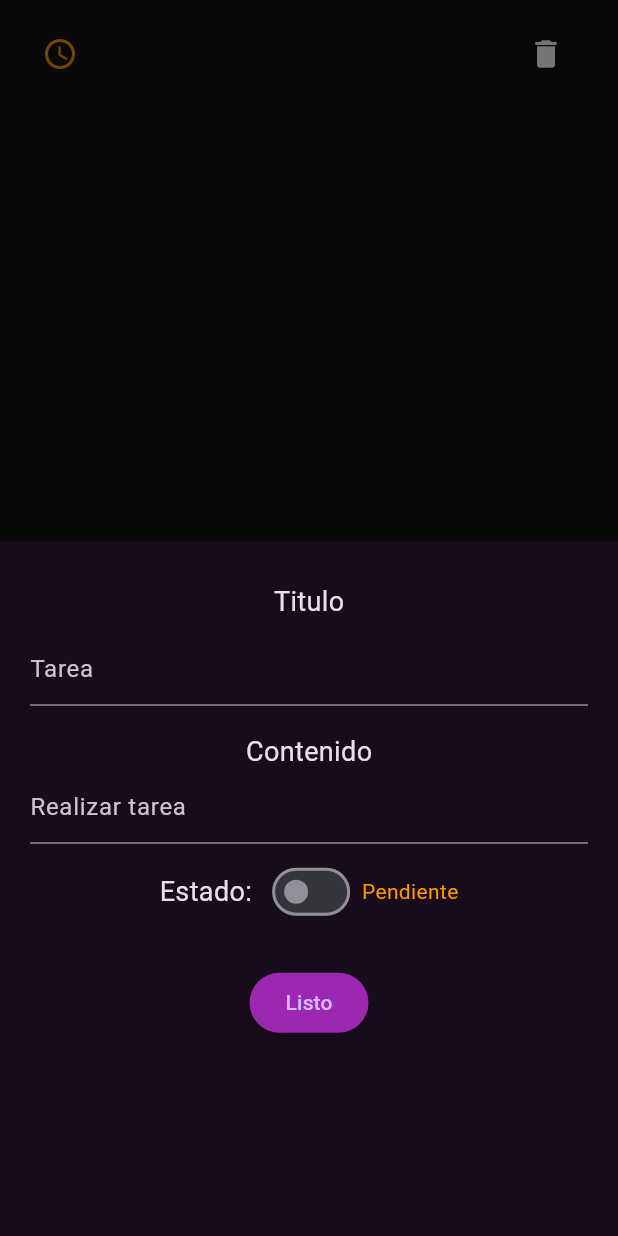
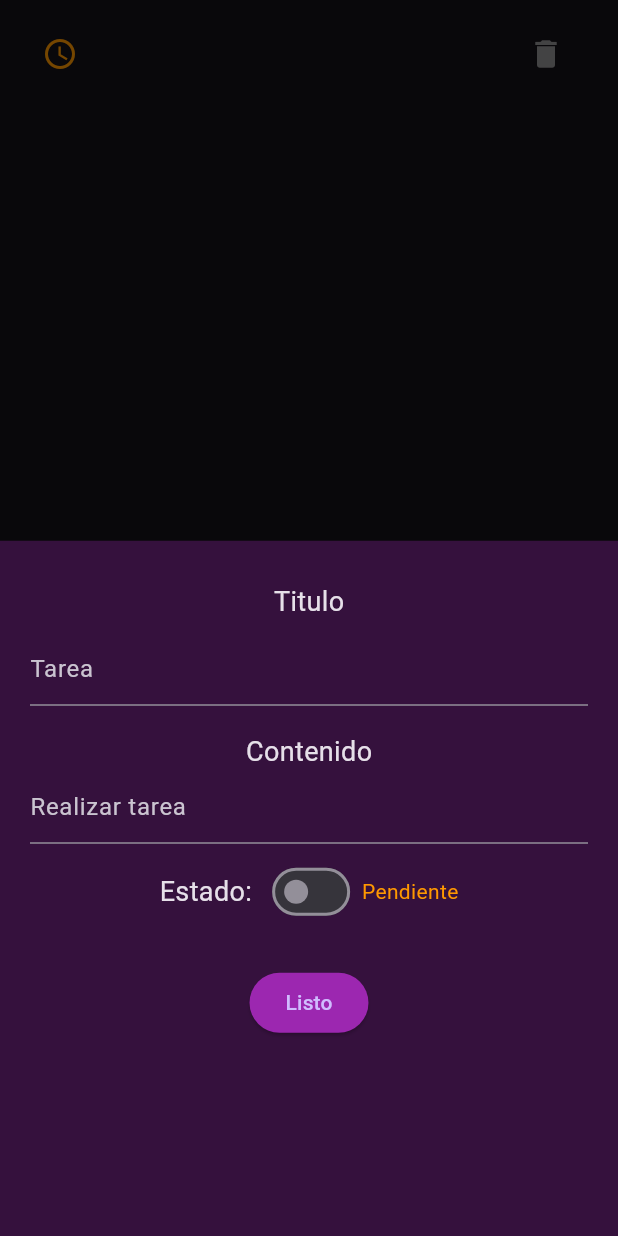
Before and after one commit to CarlosGunter/appmovil-todo, a Flutter app: the TileTodo widget shown alone on an empty page, opened directly with empty values, after a tap on the "access time" icon, on a phone screen of 412 x 824 dp. Run offline on Flutter 3.47's test engine with Material 3 defaults, Android fonts, the phone set to English and light mode, and no system bars; our stand-ins replace cloud_firestore, firebase_core; accounts and stored records are empty; generated files the repository leaves out were written again.

Commit message:
feat: UI mejorada de la modal

```diff
--- a/lib/widgets/modal_todo.dart
+++ b/lib/widgets/modal_todo.dart
@@ -30,7 +30,7 @@ class _ModalTodoState extends State<ModalTodo> {
     return Container(
       padding: const EdgeInsets.all(20),
       decoration: BoxDecoration(
-        color: Colors.purple.withValues(alpha: 0.1),
+        color: Colors.purple.withValues(alpha: 0.3),
       ),
       child: Column(
         children: [
--- a/lib/widgets/tile_todo.dart
+++ b/lib/widgets/tile_todo.dart
@@ -62,7 +62,7 @@ class _TileTodoState extends State<TileTodo> {
             ),
       ),
       trailing: IconButton(
-        icon: const Icon(Icons.delete, color: Colors.white,),
+        icon: const Icon(Icons.delete, color: Colors.white54,),
         onPressed: () async {
           await deleteTodo(id).onError(
                 (error, stackTrace) { dialog(context, 'Error', 'Algo salio mal :('); },
```
Also changed, not shown: 4 other files.
